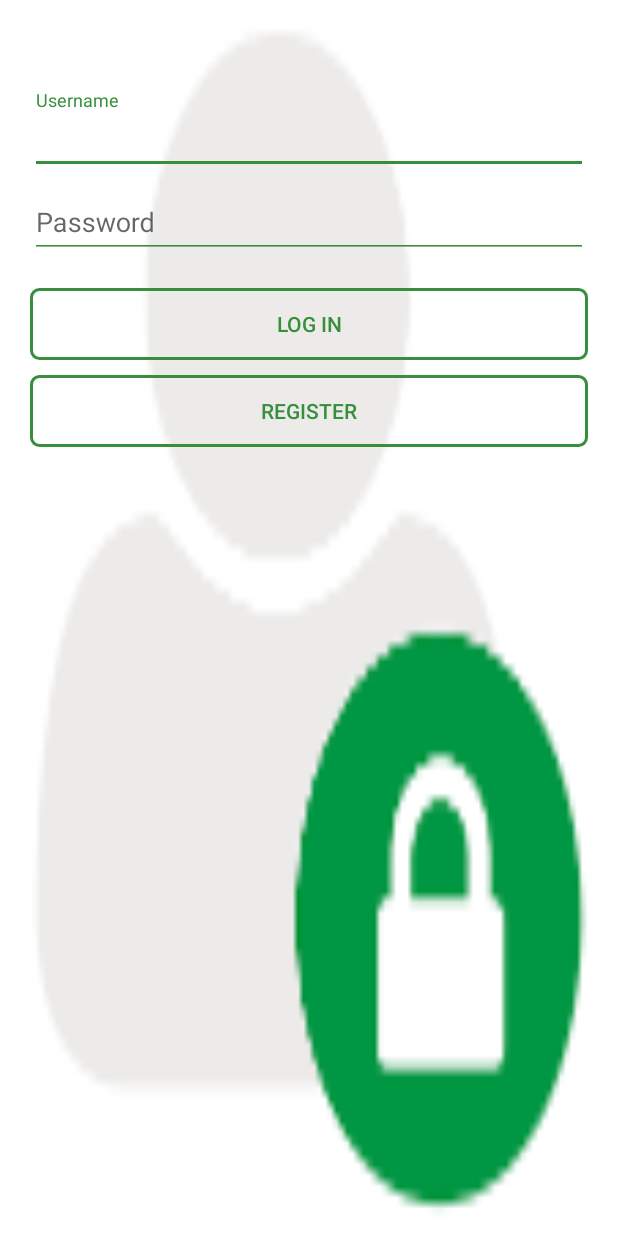
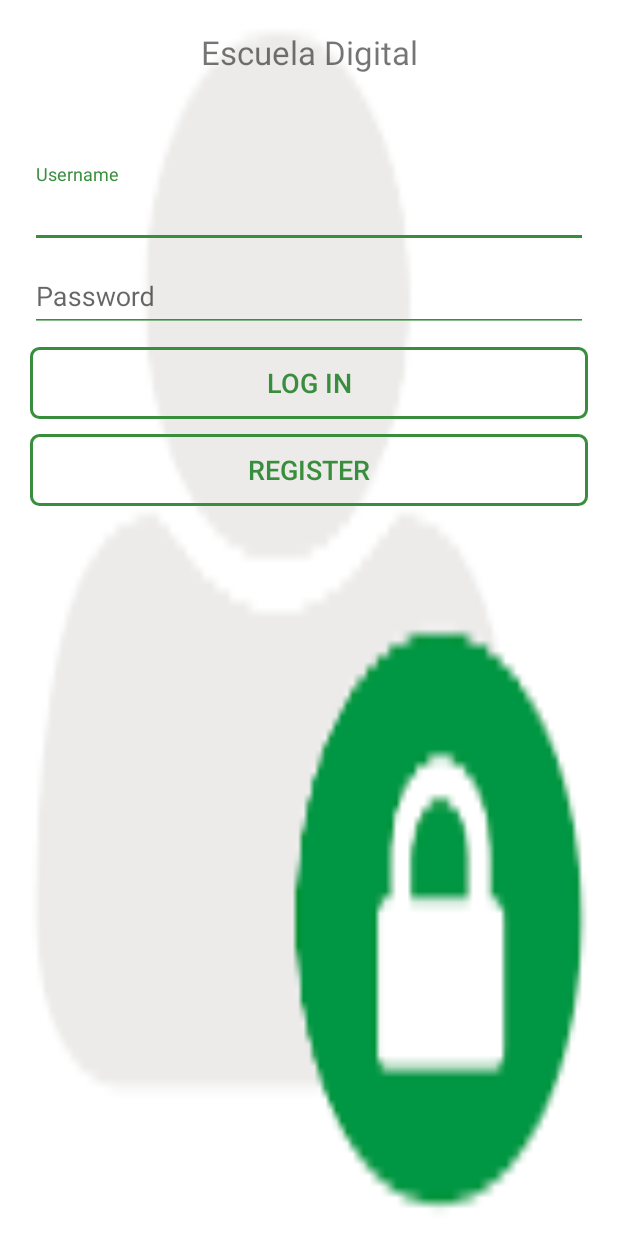
Before and after one commit to barcvilla/AndroidCourse, an Android app: the LoginActivity screen opened directly, with no data from a screen before it, on a phone screen of 412 x 824 dp. Run offline under Robolectric (Android 15) with nearby library versions, the phone set to English and light mode, and no system bars; 1 statement that could not run was skipped.

Commit message:
Beginning Java Android Programming

```diff
--- a/AppNotepad/app/src/main/res/layout/activity_login.xml
+++ b/AppNotepad/app/src/main/res/layout/activity_login.xml
@@ -8,6 +8,14 @@
     android:layout_height="match_parent"
     android:background="@drawable/login"
     tools:context=".activities.LoginActivity">
+
+    <TextView
+        android:text="Escuela Digital"
+        android:layout_width="match_parent"
+        android:layout_height="wrap_content"
+        android:layout_marginBottom="20dp"
+        android:textSize="@dimen/text_big"
+        android:gravity="center_horizontal"/>
 
     <android.support.design.widget.TextInputLayout
         android:layout_width="match_parent"
@@ -28,7 +36,7 @@
             android:hint="Password"
             android:layout_width="match_parent"
             android:layout_height="wrap_content"
-            android:layout_marginBottom="20dp"/>
+            android:layout_marginBottom="10dp"/>
     </android.support.design.widget.TextInputLayout>
 
     <Button
@@ -38,6 +46,7 @@
         android:layout_height="wrap_content"
         android:textColor="@color/green"
         android:background="@drawable/botonstyle"
+        android:textSize="@dimen/text_medium"
         android:layout_marginBottom="10dp"/>
 
     <Button
@@ -46,6 +55,7 @@
         android:layout_width="match_parent"
         android:layout_height="wrap_content"
         android:textColor="@color/green"
+        android:textSize="@dimen/text_medium"
         android:background="@drawable/botonstyle"/>
 
 
--- /dev/null
+++ b/AppNotepad/app/src/main/res/values/dimens.xml
@@ -0,0 +1,7 @@
+<?xml version="1.0" encoding="utf-8"?>
+<resources>
+    <dimen name="text_micro">12sp</dimen>
+    <dimen name="text_small">14sp</dimen>
+    <dimen name="text_medium">18sp</dimen>
+    <dimen name="text_big">22sp</dimen>
+</resources>
```
